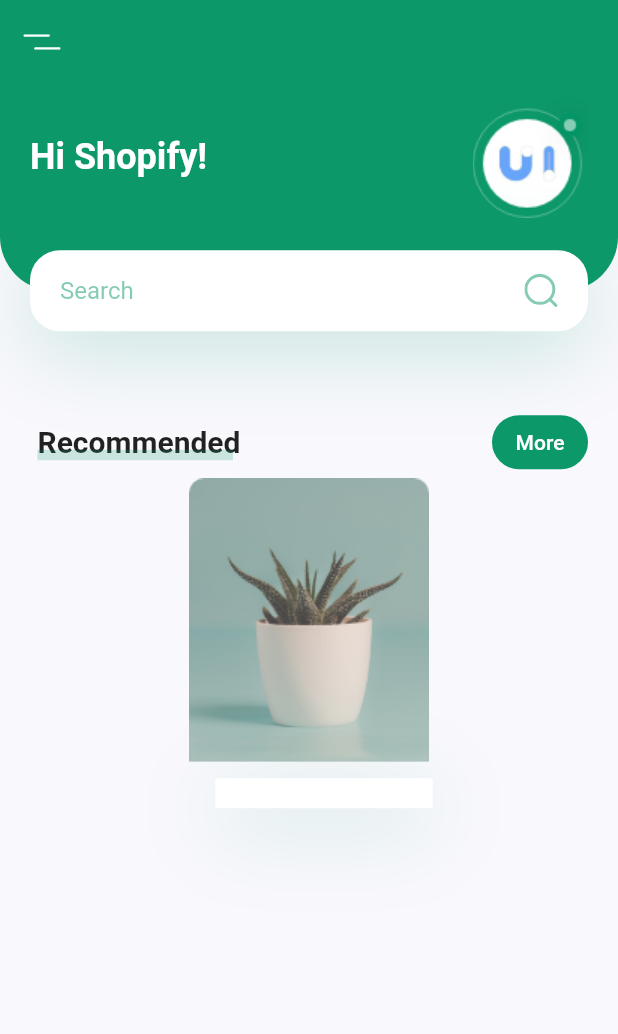
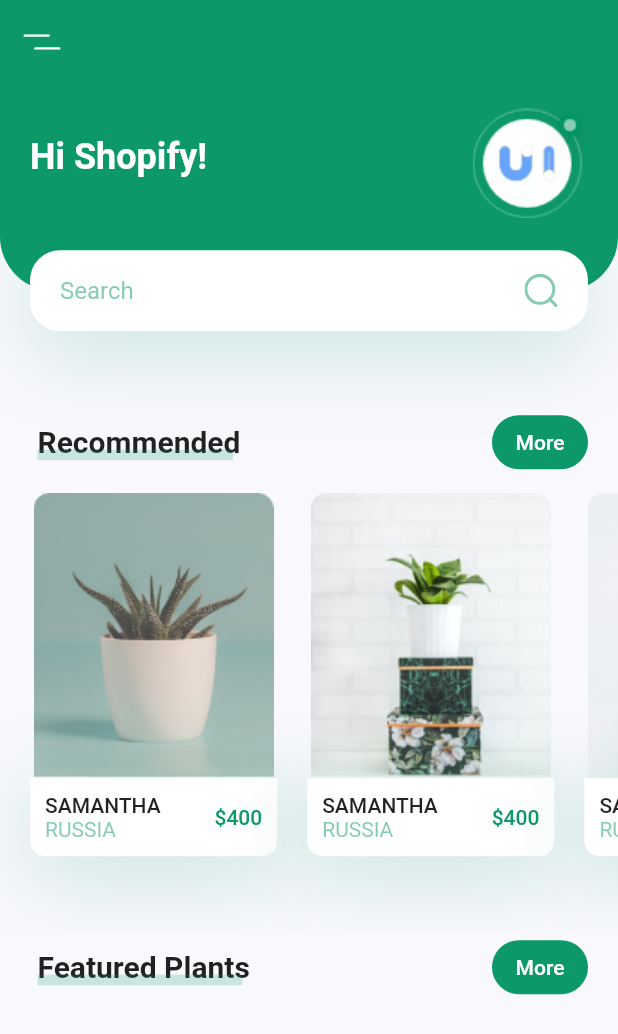
Before and after one commit to sakshamsri4/PlantApp, a Flutter app: the screen it shows after launch, on a phone screen of 412 x 824 dp. Shown: the top 1034 px of the screen. Run offline on Flutter 3.47's test engine with Material 2 defaults, Android fonts, the light colour scheme and no system bars; our stand-ins replace flutter_svg.

Commit message:
Recommended Plants

```diff
--- a/lib/screens/home/components/body.dart
+++ b/lib/screens/home/components/body.dart
@@ -1,6 +1,8 @@
 import 'package:flutter/material.dart';
 import 'package:flutter_svg/flutter_svg.dart';
 import 'package:plant_app/constants.dart';
+import 'package:plant_app/screens/home/components/recomend_plant.dart';
+import 'package:plant_app/screens/home/components/recommend_plant_card.dart';
 
 import 'header_with_searchBox.dart';
 import 'title_with_custom_underline.dart';
@@ -15,36 +17,14 @@ class Body extends StatelessWidget {
     Size size = MediaQuery.of(context).size;
     // It enables scrolling on small device
     return SingleChildScrollView(
+      scrollDirection: Axis.vertical,
       child: Column(
         children: [
           HeaderWithSearchBox(size: size),
-          const TitleWithMoreBtn(title: 'Recommended'),
-          Container(
-            width: size.width * 0.4,
-            child: Column(
-              children: [
-                Image.asset('assets/images/image_1.png'),
-                Container(
-                  margin: EdgeInsets.only(
-                    left: kDefaultPadding,
-                    top: kDefaultPadding / 2,
-                    bottom: kDefaultPadding * 2.5,
-                  ),
-                  padding: EdgeInsets.all(kDefaultPadding / 2),
-                  decoration: BoxDecoration(
-                    color: Colors.white,
-                    boxShadow: [
-                      BoxShadow(
-                        offset: Offset(0, 10),
-                        blurRadius: 50,
-                        color: kPrimaryColor.withOpacity(.23),
-                      ),
-                    ],
-                  ),
-                ),
-              ],
-            ),
-          ),
+          TitleWithMoreBtn(title: 'Recommended', press: () {}),
+          // It will cover 40% of our total width
+          RecomendsPlants(),
+          TitleWithMoreBtn(title: 'Featured Plants', press: () {}),
         ],
       ),
     );
--- /dev/null
+++ b/lib/screens/home/components/recomend_plant.dart
@@ -0,0 +1,41 @@
+import 'package:flutter/material.dart';
+
+import 'recommend_plant_card.dart';
+
+class RecomendsPlants extends StatelessWidget {
+  const RecomendsPlants({
+    Key? key,
+  }) : super(key: key);
+
+  @override
+  Widget build(BuildContext context) {
+    return SingleChildScrollView(
+      scrollDirection: Axis.horizontal,
+      child: Row(
+        children: [
+          RecommendPlantCard(
+            title: 'Samantha',
+            image: 'assets/images/image_1.png',
+            country: 'Russia',
+            price: 400,
+            press: () {},
+          ),
+          RecommendPlantCard(
+            title: 'Samantha',
+            image: 'assets/images/image_2.png',
+            country: 'Russia',
+            price: 400,
+            press: () {},
+          ),
+          RecommendPlantCard(
+            title: 'Samantha',
+            image: 'assets/images/image_3.png',
+            country: 'Russia',
+            price: 400,
+            press: () {},
+          ),
+        ],
+      ),
+    );
+  }
+}
--- /dev/null
+++ b/lib/screens/home/components/recommend_plant_card.dart
@@ -0,0 +1,81 @@
+import 'package:flutter/material.dart';
+import 'package:plant_app/constants.dart';
+
+class RecommendPlantCard extends StatelessWidget {
+  const RecommendPlantCard({
+    Key? key,
+    this.image,
+    this.title,
+    this.country,
+    this.price,
+    this.press,
+  }) : super(key: key);
+
+  final String? image, title, country;
+  final int? price;
+  final void Function()? press;
+  @override
+  Widget build(BuildContext context) {
+    Size size = MediaQuery.of(context).size;
+    return Container(
+      margin: const EdgeInsets.only(
+        left: kDefaultPadding,
+        top: kDefaultPadding / 2,
+        bottom: kDefaultPadding * 2.5,
+      ),
+      width: size.width * 0.4,
+      child: Column(
+        children: [
+          Image.asset(image!),
+          GestureDetector(
+            onTap: press,
+            child: Container(
+              padding: EdgeInsets.all(kDefaultPadding / 2),
+              decoration: BoxDecoration(
+                borderRadius: const BorderRadius.only(
+                  bottomLeft: Radius.circular(10),
+                  bottomRight: Radius.circular(10),
+                ),
+                color: Colors.white,
+                boxShadow: [
+                  BoxShadow(
+                    offset: Offset(0, 10),
+                    blurRadius: 50,
+                    color: kPrimaryColor.withOpacity(.23),
+                  ),
+                ],
+              ),
+              child: Row(
+                children: [
+                  RichText(
+                    text: TextSpan(
+                      children: [
+                        TextSpan(
+                            text: '$title\n'.toUpperCase(),
+                            style: Theme.of(context).textTheme.button),
+                        TextSpan(
+                          text: '$country'.toUpperCase(),
+                          style: TextStyle(
+                            color: kPrimaryColor.withOpacity(.5),
+                          ),
+                        ),
+                      ],
+                    ),
+                  ),
+                  Spacer(),
+                  Text(
+                    '\$$price',
+                    style: Theme.of(context)
+                        .textTheme
+                        .button
+                        ?.copyWith(color: kPrimaryColor),
+                  )
+                ],
+              ),
+            ),
+          ),
+        ],
+      ),
+    );
+  }
+}
```
